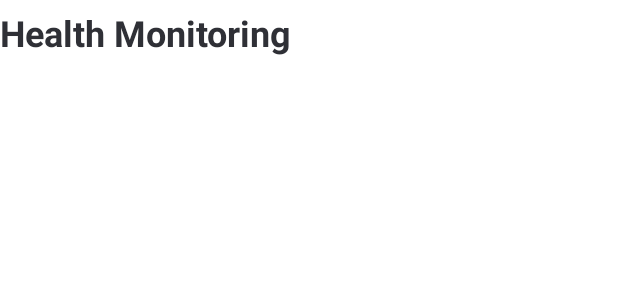
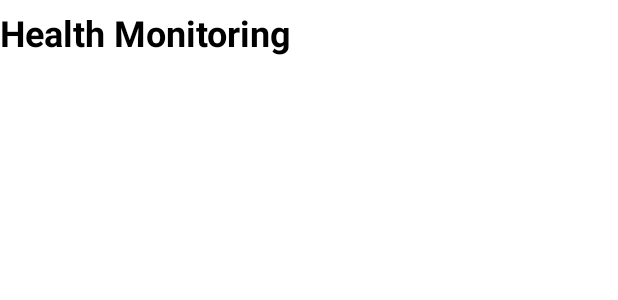
Before and after one commit to harri012/CPRFeedbackApp, an Android app: the layout fragment_health_monitoring.xml on its own in the app's theme, with its tools: preview values and no code run, on a phone screen of 412 x 824 dp. Shown: the top 300 px of the screen. Run offline under Robolectric (Android 15) with nearby library versions, the phone set to English and light mode, and no system bars.

Commit message:
Changed colour because the previous colour would crash on previous android versions

```diff
--- a/app/src/main/res/layout/fragment_health_monitoring.xml
+++ b/app/src/main/res/layout/fragment_health_monitoring.xml
@@ -12,7 +12,7 @@
         android:layout_height="wrap_content"
         android:layout_marginTop="5dp"
         android:text="Health Monitoring"
-        android:textColor="@color/material_dynamic_neutral20"
+        android:textColor="@color/black"
         android:textSize="24sp"
         android:textStyle="bold"
         app:layout_constraintStart_toStartOf="parent"
--- a/app/src/main/res/layout/fragment_settings.xml
+++ b/app/src/main/res/layout/fragment_settings.xml
@@ -13,8 +13,8 @@
         android:layout_marginStart="5dp"
         android:layout_marginTop="5dp"
         android:text="Settings"
+        android:textColor="@color/black"
         android:textSize="24sp"
-        android:textColor="@color/material_dynamic_neutral20"
         android:textStyle="bold"
         app:layout_constraintStart_toStartOf="parent"
         app:layout_constraintTop_toTopOf="parent" />
--- a/app/src/main/res/layout/fragment_tutorial.xml
+++ b/app/src/main/res/layout/fragment_tutorial.xml
@@ -14,7 +14,7 @@
         android:layout_marginTop="5dp"
         android:text="Tutorial"
         android:textAlignment="viewStart"
-        android:textColor="@color/material_dynamic_neutral20"
+        android:textColor="@color/black"
         android:textSize="24sp"
         android:textStyle="bold"
         app:layout_constraintStart_toStartOf="parent"
```
